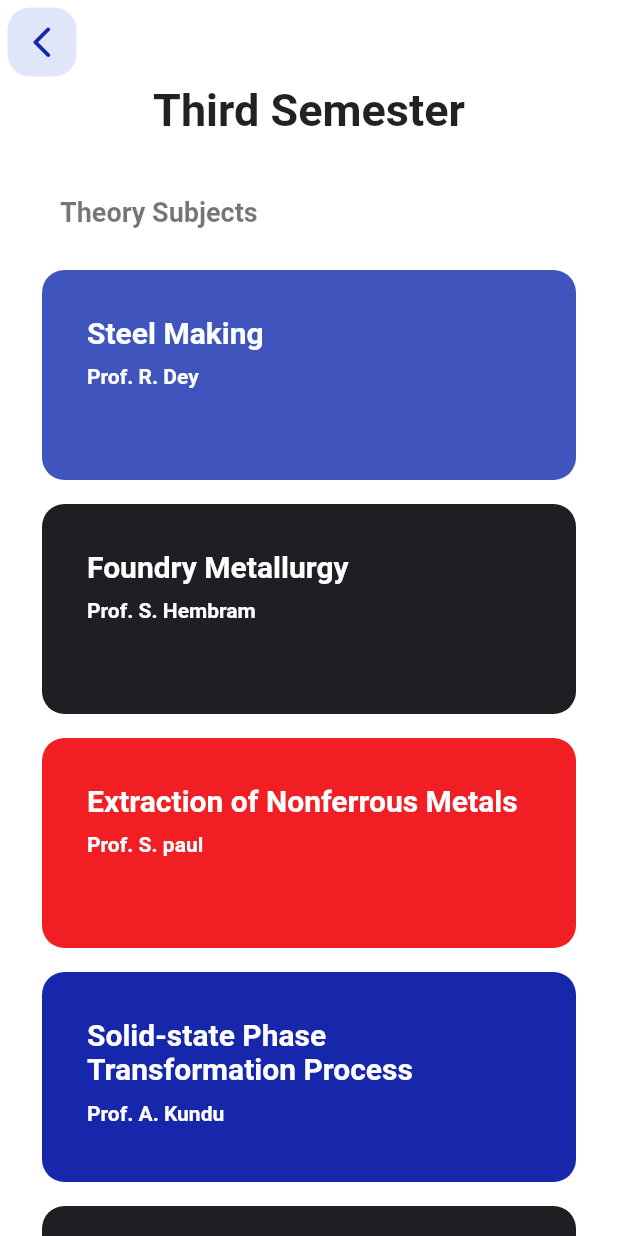
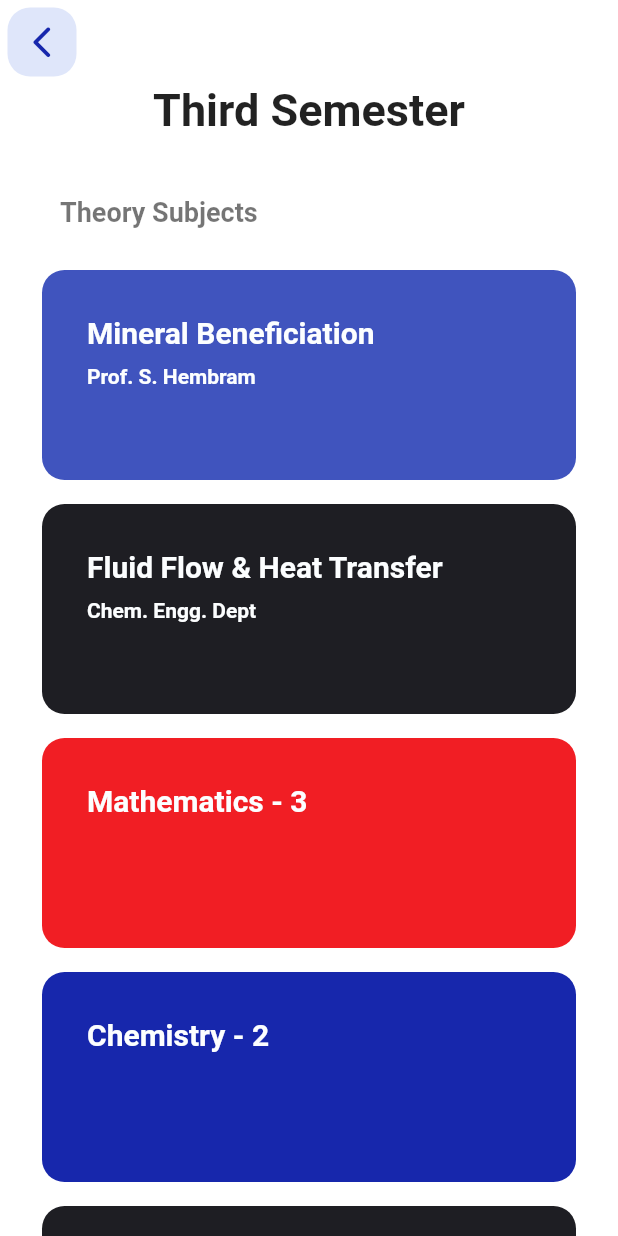
Before and after one commit to nilaysaha05/ExamBuddy, a Flutter app: the screen it shows once a user with an empty profile is signed in, after a tap on "Third Semester", on a phone screen of 412 x 824 dp. Run offline on Flutter 3.47's test engine with Material 2 defaults, Android fonts, the phone set to English and light mode, and no system bars; our stand-ins replace cloud_firestore, file_picker, firebase_auth, firebase_core, firebase_storage, image_picker and 1 more; missing offline and left inert: syncfusion_flutter_pdfviewer; accounts and stored records are empty.

Commit message:
semester details update

```diff
--- a/lib/pages/home_page.dart
+++ b/lib/pages/home_page.dart
@@ -113,7 +113,7 @@ class _HomePageState extends State<HomePage> {
             padding: EdgeInsets.symmetric(horizontal: 30.0),
             child: Center(
               child: Text(
-                "This app is only for back benchers toppers are requested to uninstall the app.... ",
+                "This app is made for JU MME UG students to get access to all the class notes..",
                 textAlign: TextAlign.center,
                 style: TextStyle(
                     color: Colors.black54,
@@ -124,6 +124,20 @@ class _HomePageState extends State<HomePage> {
           ),
           const SizedBox(
             height: 30.0,
+          ),
+          const Padding(
+            padding: EdgeInsets.only(left: 40.0),
+            child: Text(
+              'First Year',
+              style: TextStyle(
+                fontWeight: FontWeight.bold,
+                fontSize: 18.0,
+                color: Colors.black54,
+              ),
+            ),
+          ),
+          const SizedBox(
+            height: 20.0,
           ),
           SemesterPage(
             semester: "First Semester",
@@ -149,6 +163,23 @@ class _HomePageState extends State<HomePage> {
               );
             },
           ),
+          const SizedBox(
+            height: 20.0,
+          ),
+          const Padding(
+            padding: EdgeInsets.only(left: 40.0),
+            child: Text(
+              'Second Year',
+              style: TextStyle(
+                fontWeight: FontWeight.bold,
+                fontSize: 18.0,
+                color: Colors.black54,
+              ),
+            ),
+          ),
+          const SizedBox(
+            height: 20.0,
+          ),
           SemesterPage(
             semester: "Third Semester",
             subject: "5 sub 1 lab",
@@ -172,6 +203,23 @@ class _HomePageState extends State<HomePage> {
                 ),
               );
             },
+          ),
+          const SizedBox(
+            height: 20.0,
+          ),
+          const Padding(
+            padding: EdgeInsets.only(left: 40.0),
+            child: Text(
+              'Third Year',
+              style: TextStyle(
+                fontWeight: FontWeight.bold,
+                fontSize: 18.0,
+                color: Colors.black54,
+              ),
+            ),
+          ),
+          const SizedBox(
+            height: 20.0,
           ),
           SemesterPage(
             semester: "Fifth Semester",
@@ -198,29 +246,34 @@ class _HomePageState extends State<HomePage> {
               );
             },
           ),
+          const SizedBox(
+            height: 20.0,
+          ),
+          const Padding(
+            padding: EdgeInsets.only(left: 40.0),
+            child: Text(
+              'Fourth Year',
+              style: TextStyle(
+                fontWeight: FontWeight.bold,
+                fontSize: 18.0,
+                color: Colors.black54,
+              ),
+            ),
+          ),
+          const SizedBox(
+            height: 20.0,
+          ),
           SemesterPage(
             semester: "Seventh Semester",
-            subject: "5 sub 1 lab",
+            subject: "",
             color: indigo,
-            onTap: () {
-              // Navigator.of(context).push(
-              //   MaterialPageRoute(
-              //     builder: (context) => const SeventhSemPage(),
-              //   ),
-              // );
-            },
+            onTap: (){null;},
           ),
           SemesterPage(
             semester: "Eighth Semester",
-            subject: "5 sub 1 lab",
+            subject: "",
             color: black,
-            onTap: () {
-              // Navigator.of(context).push(
-              //   MaterialPageRoute(
-              //     builder: (context) => const EighthSemPage(),
-              //   ),
-              // );
-            },
+            onTap: (){null;},
           ),
         ],
       ),
--- a/lib/pages/semester/third_sem_page.dart
+++ b/lib/pages/semester/third_sem_page.dart
@@ -35,7 +35,6 @@ class ThirdSemPage extends StatelessWidget {
             ),
           ),
         ),
-
       ),
       body: ListView(
         children: [
@@ -63,16 +62,16 @@ class ThirdSemPage extends StatelessWidget {
             height: 20.0,
           ),
           SubjectPage(
-            subjectName: "Steel Making",
-            profName: "Prof. R. Dey",
+            subjectName: "Mineral Beneficiation",
+            profName: "Prof. S. Hembram",
             color: indigo,
             onTap: () {
               Navigator.of(context).push(
                 MaterialPageRoute(
                   builder: (context) => const NoteAndPyqPage(
-                    'Steel_Notes',
-                    'Steel_Pyq',
-                    'Steel Making',
+                    'minben_Notes',
+                    'minben_Pyq',
+                    'Mineral Beneficiation',
                     'Previous year Questions',
                     'Class Notes',
                   ),
@@ -81,16 +80,16 @@ class ThirdSemPage extends StatelessWidget {
             },
           ),
           SubjectPage(
-            subjectName: "Foundry Metallurgy",
-            profName: "Prof. S. Hembram",
+            subjectName: "Fluid Flow & Heat Transfer",
+            profName: "Chem. Engg. Dept",
             color: black,
             onTap: () {
               Navigator.of(context).push(
                 MaterialPageRoute(
                   builder: (context) => const NoteAndPyqPage(
-                    'Foundry_Notes',
-                    'Foundry_Pyq',
-                    'Foundry Metallurgy',
+                    'fluid_Notes',
+                    'fluid_Pyq',
+                    'Fluid & Heat Transfer',
                     'Previous year Questions',
                     'Class Notes',
                   ),
@@ -99,53 +98,74 @@ class ThirdSemPage extends StatelessWidget {
             },
           ),
           SubjectPage(
-            subjectName: "Extraction of Nonferrous Metals",
-            profName: "Prof. S. paul",
+            subjectName: "Mathematics - 3",
+            profName: "",
             color: red,
             onTap: () {
               Navigator.of(context).push(
                 MaterialPageRoute(
                   builder: (context) => const NoteAndPyqPage(
-                    'Nonferrous_Notes',
-                    'Nonferrous_Pyq',
-                    'Nonferrous Metals',
+                    'math3_Notes',
+                    'math3_Pyq',
+                    'Mathematics - 3',
                     'Previous year Questions',
                     'Class Notes',
-                  ),),
+                  ),
+                ),
               );
             },
           ),
           SubjectPage(
-            subjectName: "Solid-state Phase Transformation Process",
-            profName: "Prof. A. Kundu",
+            subjectName: "Chemistry - 2",
+            profName: "",
             color: blue,
             onTap: () {
               Navigator.of(context).push(
                 MaterialPageRoute(
                   builder: (context) => const NoteAndPyqPage(
-                    'Solid-state_Notes',
-                    'Solid-state_Pyq',
-                    'Solid-state Phase',
+                    'chem2_Notes',
+                    'chem2_Pyq',
+                    'Chemistry - 2',
                     'Previous year Questions',
                     'Class Notes',
-                  ),),
+                  ),
+                ),
               );
             },
           ),
           SubjectPage(
-            subjectName: "Open Elective",
+            subjectName: "Geology",
             profName: "",
             color: black,
             onTap: () {
               Navigator.of(context).push(
                 MaterialPageRoute(
                   builder: (context) => const NoteAndPyqPage(
-                    'Oe_Notes',
-                    'Oe_Pyq',
-                    'Open Elective',
+                    'geo_Notes',
+                    'geo_Pyq',
+                    'Geology',
                     'Previous year Questions',
                     'Class Notes',
-                  ),),
+                  ),
+                ),
+              );
+            },
+          ),
+          SubjectPage(
+            subjectName: "Strength of Material",
+            profName: "",
+            color: red,
+            onTap: () {
+              Navigator.of(context).push(
+                MaterialPageRoute(
+                  builder: (context) => const NoteAndPyqPage(
+                    'som_Notes',
+                    'som_Pyq',
+                    'Strength of Material',
+                    'Previous year Questions',
+                    'Class Notes',
+                  ),
+                ),
               );
             },
           ),
@@ -167,53 +187,20 @@ class ThirdSemPage extends StatelessWidget {
             height: 20.0,
           ),
           SubjectPage(
-            subjectName: "Foundry Metallurgy",
-            profName: "Prof. R. Dey & Prof. S. Hembram",
-            color: red,
-            onTap: () {
-              Navigator.of(context).push(
-                MaterialPageRoute(
-                  builder: (context) =>const NoteAndPyqPage(
-                    'Foundry_Lab_A1',
-                    'Foundry_Lab_A2',
-                    'Foundry Metallurgy Lab',
-                    'Group A1',
-                    'Group A2',
-                  ),),
-              );
-            },
-          ),
-          SubjectPage(
-            subjectName: "Heat Treatment Practice & MicroStructure Analysis",
-            profName: "Prof. A. Kundu & Prof. P. C. Chakraborti",
+            subjectName: "Mineral Beneficiation Lab",
+            profName: "Prof. A. K. Pramanik & Prof. R. Dey",
             color: indigo,
             onTap: () {
               Navigator.of(context).push(
                 MaterialPageRoute(
                   builder: (context) => const NoteAndPyqPage(
-                    'Heat_Lab_A1',
-                    'Heat_Lab_A2',
-                    'Heat Treatment Lab',
+                    'minben_Lab_A2',
+                    'minben_Lab_A1',
+                    'Mineral Beneficiation',
                     'Group A1',
                     'Group A2',
-                  ),),
-              );
-            },
-          ),
-          SubjectPage(
-            subjectName: "Computer Application in Metallurgy",
-            profName: "Prof. S. Paul & Prof. R. Dey",
-            color: black,
-            onTap: () {
-              Navigator.of(context).push(
-                MaterialPageRoute(
-                  builder: (context) => const NoteAndPyqPage(
-                    'Comp_Lab_A1',
-                    'Comp_Lab_A2',
-                    'Computer Lab',
-                    'Group A1',
-                    'Group A2',
-                  ),),
+                  ),
+                ),
               );
             },
           ),
```
